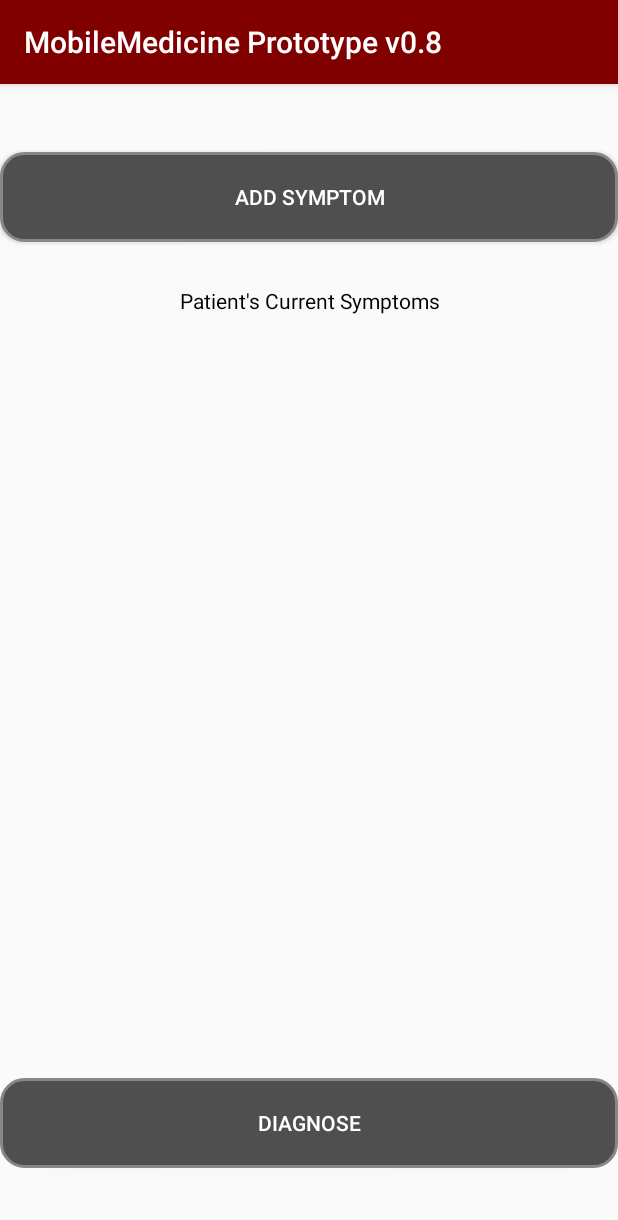
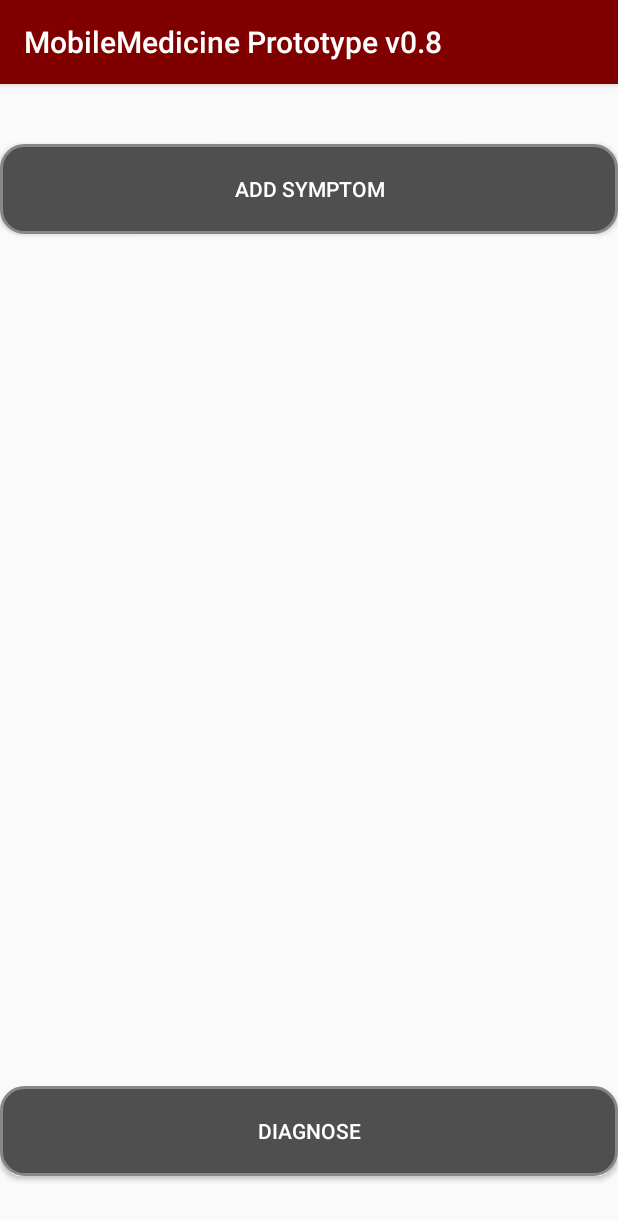
Before and after one commit to humancomputerintegration/realtime-diagnostics-app, an Android app: the ListSymptoms screen opened directly, with no data from a screen before it, on a phone screen of 412 x 824 dp. Shown: the top 1220 px of the screen. Run offline under Robolectric (Android 15) with nearby library versions, the phone set to English and light mode, and no system bars; libraries missing offline, so code that uses them is left out: com.ajithvgiri.searchdialog; 4 statements that could not run were skipped.

Commit message:
Updated list_symptoms UI

```diff
--- a/medical-app/app/src/main/res/layout/activity_list_symptoms.xml
+++ b/medical-app/app/src/main/res/layout/activity_list_symptoms.xml
@@ -8,17 +8,6 @@
     android:orientation="vertical"
     tools:context=".ListSymptoms">
 
-    <TextView
-        android:id="@+id/current_symptoms_header"
-        android:layout_width="match_parent"
-        android:layout_height="wrap_content"
-        android:gravity="center"
-        android:text="@string/symptom_list_header"
-        android:textColor="@android:color/black"
-        app:layout_constraintBottom_toTopOf="@+id/currentsymptomlist"
-        app:layout_constraintTop_toBottomOf="@+id/add_symptom_button"
-        tools:layout_editor_absoluteX="0dp" />
-
     <Button
         android:id="@+id/add_symptom_button"
         android:layout_width="match_parent"
@@ -27,16 +16,19 @@
         android:background="@drawable/next_button"
         android:text="@string/add_symptom_button"
         android:textColor="@android:color/white"
-        app:layout_constraintBottom_toTopOf="@+id/current_symptoms_header"
+        app:layout_constraintBottom_toTopOf="@+id/currentsymptomlist"
         app:layout_constraintTop_toTopOf="parent"
         tools:layout_editor_absoluteX="0dp" />
 
     <ListView
         android:id="@+id/currentsymptomlist"
-        android:layout_width="match_parent"
-        android:layout_height="450dp"
+        android:layout_width="410dp"
+        android:layout_height="519dp"
         app:layout_constraintBottom_toTopOf="@+id/continue_diagnose_button"
-        app:layout_constraintTop_toBottomOf="@+id/current_symptoms_header"></ListView>
+        app:layout_constraintEnd_toEndOf="parent"
+        app:layout_constraintHorizontal_bias="0.5"
+        app:layout_constraintStart_toStartOf="parent"
+        app:layout_constraintTop_toBottomOf="@+id/add_symptom_button"></ListView>
 
     <Button
         android:id="@+id/continue_diagnose_button"
@@ -47,10 +39,8 @@
         android:text="@string/diagnose_button"
         android:textColor="@android:color/white"
         app:layout_constraintBottom_toBottomOf="parent"
-        app:layout_constraintEnd_toEndOf="parent"
-        app:layout_constraintHorizontal_bias="0.5"
-        app:layout_constraintStart_toStartOf="parent"
-        app:layout_constraintTop_toBottomOf="@+id/currentsymptomlist" />
+        app:layout_constraintTop_toBottomOf="@+id/currentsymptomlist"
+        tools:layout_editor_absoluteX="0dp" />
 
 
 </androidx.constraintlayout.widget.ConstraintLayout>
```
